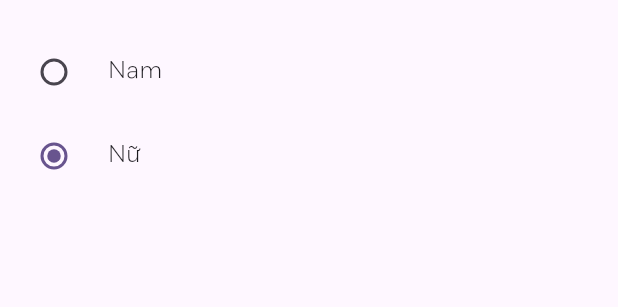
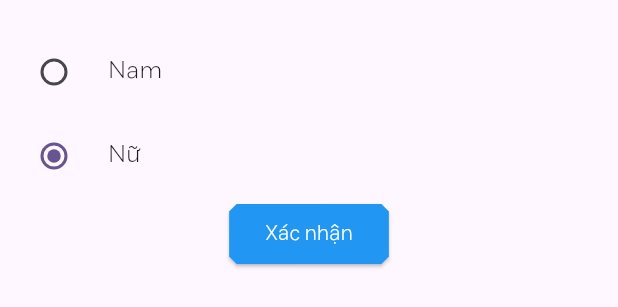
Before and after one commit to vongola-le/DoAn_Nhung, a Flutter app: the DrawerEditProfile widget shown alone on an empty page, opened directly, on a phone screen of 412 x 824 dp. Shown: the top 307 px of the screen. Run offline on Flutter 3.47's test engine with Material 2 defaults, Android fonts, the light colour scheme and no system bars; missing offline and left inert: bottom_drawer; network calls fail.

Commit message:
Cập nhật thêm nút xác nhận chỉnh sửa cho Profile

```diff
--- a/DoAn/app_smart_house/lib/Profile.dart
+++ b/DoAn/app_smart_house/lib/Profile.dart
@@ -198,6 +198,8 @@ class _DrawerEditProfileState extends State<DrawerEditProfile> {
        body: Column(children: [
         const Padding(padding: EdgeInsets.all(10)),
         if(stt==1)
+          Column(
+            children: [
               TextField(
             decoration: InputDecoration(
               hintText: "Nhập tên người dùng mới",
@@ -205,8 +207,21 @@ class _DrawerEditProfileState extends State<DrawerEditProfile> {
                 borderRadius: BorderRadius.all(Radius.circular(10))
               )
             ),
+          ),
+          const Padding(padding: EdgeInsets.only(top: 10)),
+          ElevatedButton(
+                onPressed:() {
+
+                },
+                child: Text("Xác nhận",style: TextStyle(color: Colors.white),),
+                style: ButtonStyle(backgroundColor: MaterialStatePropertyAll(Colors.blue),
+                                  shape: MaterialStatePropertyAll(BeveledRectangleBorder(borderRadius: BorderRadius.circular(5))))
+                ),
+            ],
           )
         else if(stt==2)
+          Column(
+            children: [
               TextField(
             decoration: InputDecoration(
               hintText: "Nhập tên tài khoản mới",
@@ -214,8 +229,21 @@ class _DrawerEditProfileState extends State<DrawerEditProfile> {
                 borderRadius: BorderRadius.all(Radius.circular(10))
               )
             ),
+          ),
+          const Padding(padding: EdgeInsets.only(top: 10)),
+          ElevatedButton(
+                onPressed:() {
+
+                },
+                child: Text("Xác nhận",style: TextStyle(color: Colors.white),),
+                style: ButtonStyle(backgroundColor: MaterialStatePropertyAll(Colors.blue),
+                                  shape: MaterialStatePropertyAll(BeveledRectangleBorder(borderRadius: BorderRadius.circular(5))))
+                ),
+            ],
           )
         else if(stt==3)
+          Column(
+            children: [
               TextField(
             keyboardType: TextInputType.datetime,
             decoration: InputDecoration(
@@ -224,9 +252,20 @@ class _DrawerEditProfileState extends State<DrawerEditProfile> {
                 borderRadius: BorderRadius.all(Radius.circular(10))
               )
             ),
+          ),
+          const Padding(padding: EdgeInsets.only(top: 10)),
+          ElevatedButton(
+                onPressed:() {
+
+                },
+                child: Text("Xác nhận",style: TextStyle(color: Colors.white),),
+                style: ButtonStyle(backgroundColor: MaterialStatePropertyAll(Colors.blue),
+                                  shape: MaterialStatePropertyAll(BeveledRectangleBorder(borderRadius: BorderRadius.circular(5))))
+          ),
+            ],
           )
         else if(stt==4)
-          const Column(
+           Column(
             children: [
                TextField(
             decoration: InputDecoration(
@@ -244,10 +283,21 @@ class _DrawerEditProfileState extends State<DrawerEditProfile> {
                 borderRadius: BorderRadius.all(Radius.circular(10))
               )
             ),
-          )
+          ),
+          const Padding(padding: EdgeInsets.only(top: 10)),
+          ElevatedButton(
+                onPressed:() {
+
+                },
+                child: Text("Xác nhận",style: TextStyle(color: Colors.white),),
+                style: ButtonStyle(backgroundColor: MaterialStatePropertyAll(Colors.blue),
+                                  shape: MaterialStatePropertyAll(BeveledRectangleBorder(borderRadius: BorderRadius.circular(5))))
+                ),
             ],
           )
         else if(stt==5)
+          Column(
+            children: [
               TextField(
             decoration: InputDecoration(
               hintText: "Nhập số điện thoại mới",
@@ -255,8 +305,21 @@ class _DrawerEditProfileState extends State<DrawerEditProfile> {
                 borderRadius: BorderRadius.all(Radius.circular(10))
               )
             ),
+          ),
+          const Padding(padding: EdgeInsets.only(top: 10)),
+          ElevatedButton(
+                onPressed:() {
+
+                },
+                child: Text("Xác nhận",style: TextStyle(color: Colors.white),),
+                style: ButtonStyle(backgroundColor: MaterialStatePropertyAll(Colors.blue),
+                                  shape: MaterialStatePropertyAll(BeveledRectangleBorder(borderRadius: BorderRadius.circular(5))))
+                ),
+            ],
           )
         else if(stt==6)
+          Column(
+            children: [
               TextField(
             decoration: InputDecoration(
               hintText: "Nhập Email mới",
@@ -264,8 +327,20 @@ class _DrawerEditProfileState extends State<DrawerEditProfile> {
                 borderRadius: BorderRadius.all(Radius.circular(10))
               )
             ),
+          ),
+          ElevatedButton(
+                onPressed:() {
+
+                },
+                child: Text("Xác nhận",style: TextStyle(color: Colors.white),),
+                style: ButtonStyle(backgroundColor: MaterialStatePropertyAll(Colors.blue),
+                                  shape: MaterialStatePropertyAll(BeveledRectangleBorder(borderRadius: BorderRadius.circular(5))))
+                ),
+            ],
           )
         else if(stt==7)
+          Column(
+            children: [
               TextField(
             keyboardType: TextInputType.datetime,
             decoration: InputDecoration(
@@ -274,6 +349,16 @@ class _DrawerEditProfileState extends State<DrawerEditProfile> {
                 borderRadius: BorderRadius.all(Radius.circular(10))
               )
             ),
+          ),
+          ElevatedButton(
+                onPressed:() {
+
+                },
+                child: Text("Xác nhận",style: TextStyle(color: Colors.white),),
+                style: ButtonStyle(backgroundColor: MaterialStatePropertyAll(Colors.blue),
+                                  shape: MaterialStatePropertyAll(BeveledRectangleBorder(borderRadius: BorderRadius.circular(5))))
+                ),
+            ],
           )
         else if(stt==8)
           Column(
@@ -300,6 +385,14 @@ class _DrawerEditProfileState extends State<DrawerEditProfile> {
                   });
                 },
               ),
+              ElevatedButton(
+                onPressed:() {
+
+                },
+                child: Text("Xác nhận",style: TextStyle(color: Colors.white),),
+                style: ButtonStyle(backgroundColor: MaterialStatePropertyAll(Colors.blue),
+                                  shape: MaterialStatePropertyAll(BeveledRectangleBorder(borderRadius: BorderRadius.circular(5))))
+                ),
             ],
           )
        ]),
```
Lines whose indentation alone changed are shown as unchanged.
